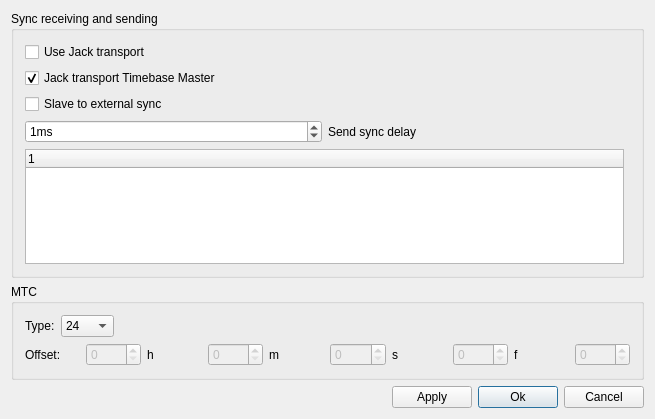
Qt form muse2/muse/widgets/midisync.ui (emrum/muse) before a commit.
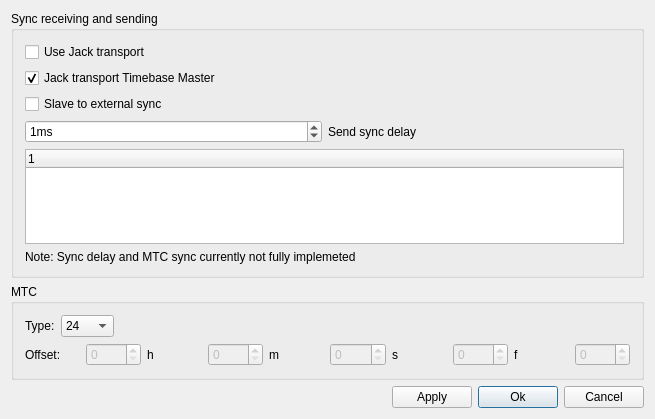
The same form after that commit.

```diff
--- a/muse2/muse/widgets/midisync.ui
+++ b/muse2/muse/widgets/midisync.ui
@@ -388,6 +388,19 @@
         </column>
        </widget>
       </item>
+      <item row="5" column="0">
+        <widget class="QLabel" name="toBeDoneLabel">
+        <property name="text">
+          <string>Note: Sync delay and MTC sync currently not fully implemeted</string>
+        </property>
+        <property name="alignment">
+          <set>Qt::AlignLeading|Qt::AlignLeft|Qt::AlignVCenter</set>
+        </property>
+        <property name="wordWrap">
+          <bool>false</bool>
+        </property>
+        </widget>
+      </item>
      </layout>
     </widget>
    </item>
```
